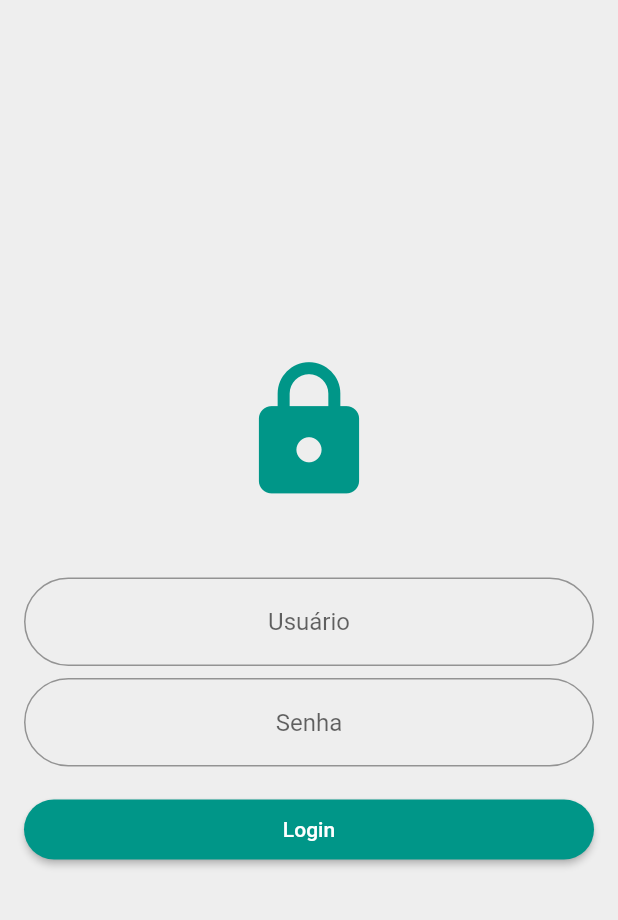
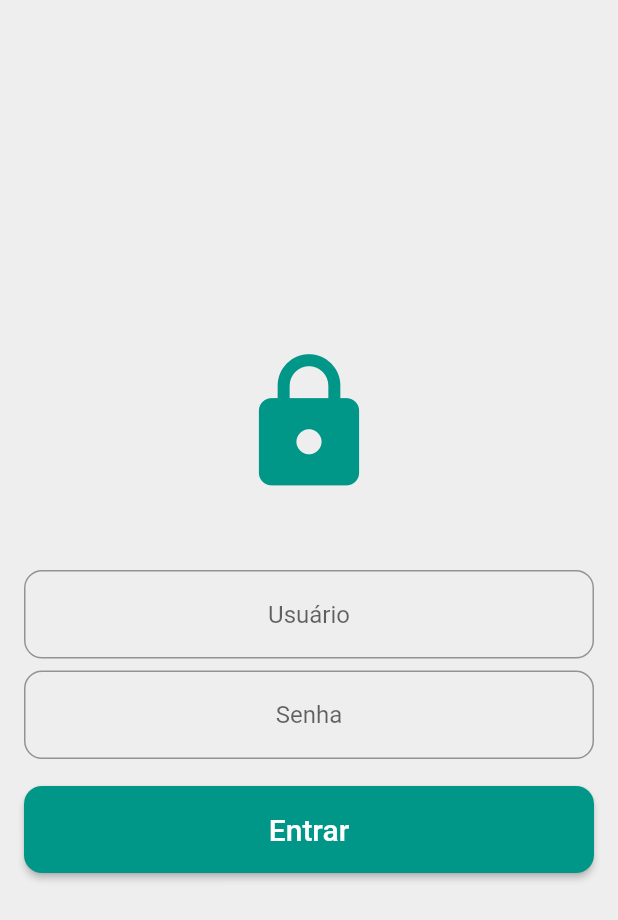
Before and after one commit to marcoantoniosouza/EasyPW-flutter-app, a Flutter app: the screen it shows after launch, on a phone screen of 412 x 824 dp. Shown: the top 920 px of the screen. Run offline on Flutter 3.47's test engine with Material 2 defaults, Android fonts, the phone set to English and light mode, and no system bars.

Commit message:
Login page style

```diff
--- a/lib/login.dart
+++ b/lib/login.dart
@@ -103,7 +103,7 @@ class _LoginPageState extends State<LoginPage> {
                   decoration: InputDecoration(
                     hintText: 'Usuário',
                     border: OutlineInputBorder(
-                        borderRadius: BorderRadius.circular(32.0)),
+                        borderRadius: BorderRadius.circular(12.0)),
                   ),
                   textAlign: TextAlign.center,
                 ),
@@ -117,7 +117,7 @@ class _LoginPageState extends State<LoginPage> {
                   decoration: InputDecoration(
                     hintText: 'Senha',
                     border: OutlineInputBorder(
-                        borderRadius: BorderRadius.circular(32.0)),
+                        borderRadius: BorderRadius.circular(12.0)),
                   ),
                   textAlign: TextAlign.center,
                 ),
@@ -127,13 +127,17 @@ class _LoginPageState extends State<LoginPage> {
                     child: MaterialButton(
                       onPressed: _loginApi,
                       shape: RoundedRectangleBorder(
-                          borderRadius: BorderRadius.circular(32)),
+                          borderRadius: BorderRadius.circular(12)),
                       padding: EdgeInsets.all(12),
                       color: Colors.teal,
                       minWidth: double.infinity,
+                      height: 58,
                       child: Text(
-                        'Login',
-                        style: TextStyle(color: Colors.white),
+                        'Entrar',
+                        style: TextStyle(
+                          color: Colors.white,
+                          fontSize: 20,
+                        ),
                       ),
                     )),
               ],
```
